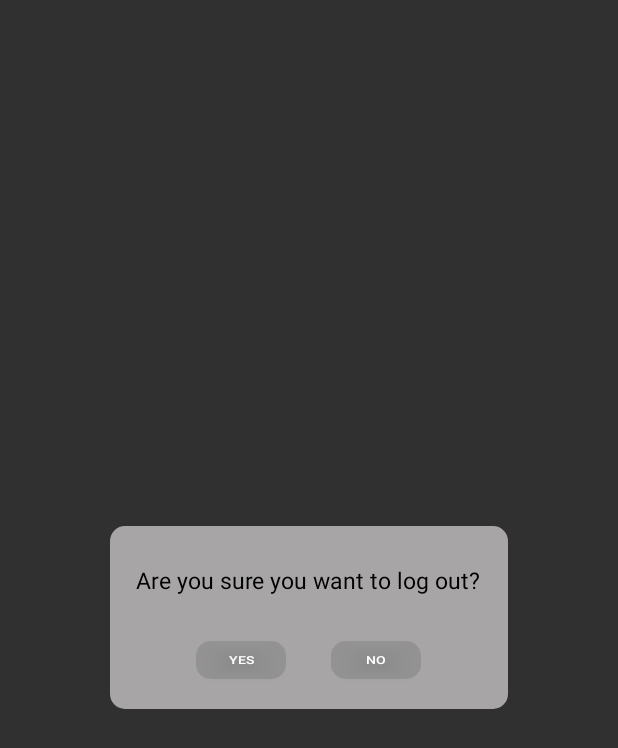
After one commit to Verved/quizzy-android-application, an Android app: the layout sign_out_confirmation_dialog.xml on its own in the app's theme, with its tools: preview values and no code run, on a phone screen of 412 x 824 dp. The commit adds this screen. Shown: the top 748 px of the screen. Run offline under Robolectric (Android 15) with nearby library versions, the phone set to English and light mode, and no system bars; network calls fail.

Commit message:
log out button added

```diff
--- /dev/null
+++ b/app/src/main/res/drawable/yes_no.xml
@@ -0,0 +1,10 @@
+<?xml version="1.0" encoding="utf-8"?>
+<selector xmlns:android="http://schemas.android.com/apk/res/android">
+    <item>
+        <shape android:shape="rectangle">
+            <solid android:color="@android:color/transparent"/>
+            <solid android:color="#64797979"/>
+            <corners android:radius="10dp"/>
+        </shape>
+    </item>
+</selector>
--- /dev/null
+++ b/app/src/main/res/layout/sign_out_confirmation_dialog.xml
@@ -0,0 +1,64 @@
+<?xml version="1.0" encoding="utf-8"?>
+<RelativeLayout xmlns:android="http://schemas.android.com/apk/res/android"
+    xmlns:tools="http://schemas.android.com/tools"
+    android:id="@+id/confirmation_popup"
+    android:layout_width="match_parent"
+    android:layout_height="match_parent"
+    android:layout_gravity="center">
+
+    <LinearLayout
+
+        android:layout_width="265dp"
+        android:layout_height="wrap_content"
+        android:orientation="vertical"
+        android:background="@drawable/pop_up_shape"
+        android:layout_centerInParent="true">
+
+        <TextView
+            android:id="@+id/confirmation_text"
+            android:layout_width="wrap_content"
+            android:layout_height="wrap_content"
+            android:layout_gravity="center_horizontal"
+            android:layout_marginTop="25dp"
+            android:layout_marginBottom="20dp"
+            android:text="@string/are_you_sure_you_want_to_log_out"
+            android:textColor="#000"
+            android:textSize="15sp" />
+
+        <LinearLayout
+            android:layout_width="wrap_content"
+            android:layout_height="45dp"
+            android:layout_gravity="center_horizontal"
+            android:layout_marginTop="10dp"
+            android:orientation="horizontal">
+
+            <Button
+                android:id="@+id/yes"
+                android:layout_width="60dp"
+                android:layout_height="25dp"
+                android:layout_gravity="center_horizontal"
+                android:layout_marginTop="20dp"
+                android:layout_marginEnd="30dp"
+                android:layout_marginBottom="20dp"
+                android:background="@drawable/yes_no"
+                android:text="@string/yes"
+                android:textScaleX="1.3"
+                android:textSize="7.5sp" />
+
+            <Button
+                android:id="@+id/no"
+                android:layout_width="60dp"
+                android:layout_height="25dp"
+                android:layout_gravity="center_horizontal"
+                android:layout_marginTop="20dp"
+                android:layout_marginBottom="20dp"
+                android:background="@drawable/yes_no"
+                android:text="@string/no"
+                android:textScaleX="1.3"
+                android:textSize="7.5sp" />
+
+        </LinearLayout>
+
+    </LinearLayout>
+
+</RelativeLayout>
--- a/app/src/main/res/values/strings.xml
+++ b/app/src/main/res/values/strings.xml
@@ -37,5 +37,11 @@
 
     <string name="com.twitter.sdk.android.CONSUMER_KEY">OEcKLByFNKccEjfB6cxAZv81f</string>
     <string name="com.twitter.sdk.android.CONSUMER_SECRET">UcDZBMJPHECCNss1y1LPIzi4JTaK4iJB2vraOOsgKCPe305JLi</string>
+    <string name="hi_user">Hi, User !</string>
+    <string name="dashboard">Dashboard</string>
+    <string name="are_you_sure_you_want_to_log_out">Are you sure you want to log out?</string>
+    <string name="logout">logout</string>
+    <string name="no">No</string>
+    <string name="yes">Yes</string>
 
 </resources>
```
Also changed, not shown: app/src/main/java/com/example/msq/quizzy/homePg.java (+220 -7 lines), app/src/main/java/com/example/msq/quizzy/launch_screen.java (+18 -3 lines), app/src/main/java/com/example/msq/quizzy/registerPg.java (+77 -5 lines), app/src/main/res/layout/activity_home_pg.xml (+45 -2 lines), app/src/main/res/drawable/bg.jpg (deleted), app/src/main/res/drawable/bg.png (added), app/src/main/res/drawable/sign_out.png (added), 1 other file.
